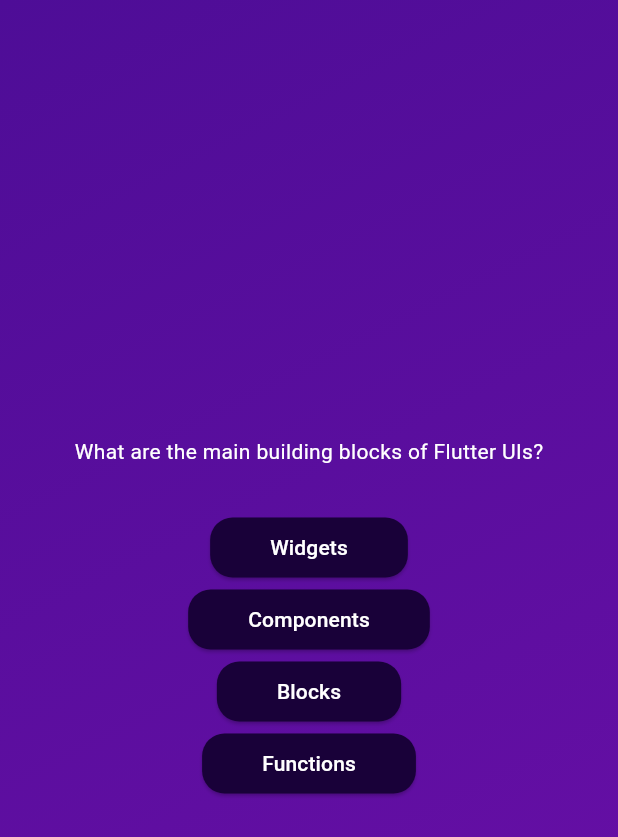
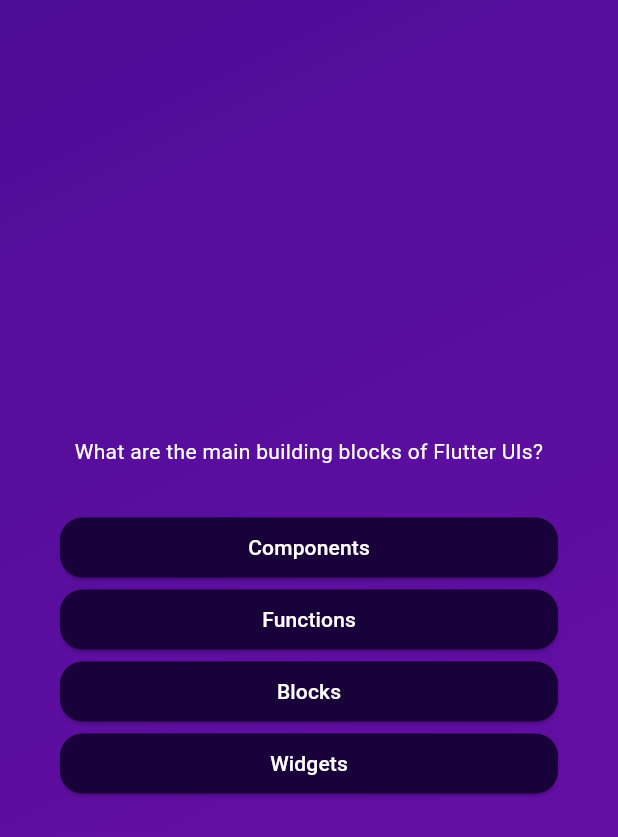
Before and after one commit to NurislamAiu/quiz_app_nurs, a Flutter app: the screen it shows after launch, after a tap on "Start Quiz", on a phone screen of 412 x 824 dp. Shown: the top 837 px of the screen. Run offline on Flutter 3.47's test engine with Material 3 defaults, Android fonts, the phone set to English and light mode, and no system bars.

Commit message:
created functions for random answer to questions(shuffle)

```diff
--- a/lib/model/quiz_questions.dart
+++ b/lib/model/quiz_questions.dart
@@ -3,4 +3,10 @@ class QuizQuestion {
 
   final String text;
   final List<String> answers;
+
+  List<String> getShuffledAnswers(){
+    final shuffledList = List.of(answers);
+    shuffledList.shuffle();
+    return shuffledList;
+  }
 }
--- a/lib/questions_screen.dart
+++ b/lib/questions_screen.dart
@@ -15,34 +15,28 @@ class _QuestionsScreenState extends State<QuestionsScreen> {
   @override
   Widget build(context) {
     final currentQuestion = questions[0];
-    return SizedBox(
+    return Container(
+      margin: EdgeInsets.all(40),
+      child: SizedBox(
         width: double.infinity,
         height: double.infinity,
         child: Column(
           mainAxisAlignment: MainAxisAlignment.center,
+          crossAxisAlignment: CrossAxisAlignment.stretch,
           children: [
             Text(
               currentQuestion.text,
               style: TextStyle(color: Colors.white),
+              textAlign: TextAlign.center,
             ),
             SizedBox(height: 30),
-          AnswerButton(
-            onTap: () {},
-            answerText: currentQuestion.answers[0],
-          ),
-          AnswerButton(
-            onTap: () {},
-            answerText: currentQuestion.answers[1],
-          ),
-          AnswerButton(
-            onTap: () {},
-            answerText: currentQuestion.answers[2],
-          ),
-          AnswerButton(
-            onTap: () {},
-            answerText: currentQuestion.answers[3],
+            ...currentQuestion.getShuffledAnswers().map(
+              (answer) {
+                return AnswerButton(answerText: answer, onTap: () {});
+              },
             ),
           ],
+        ),
       ),
     );
   }
```
Lines whose indentation alone changed are shown as unchanged.
